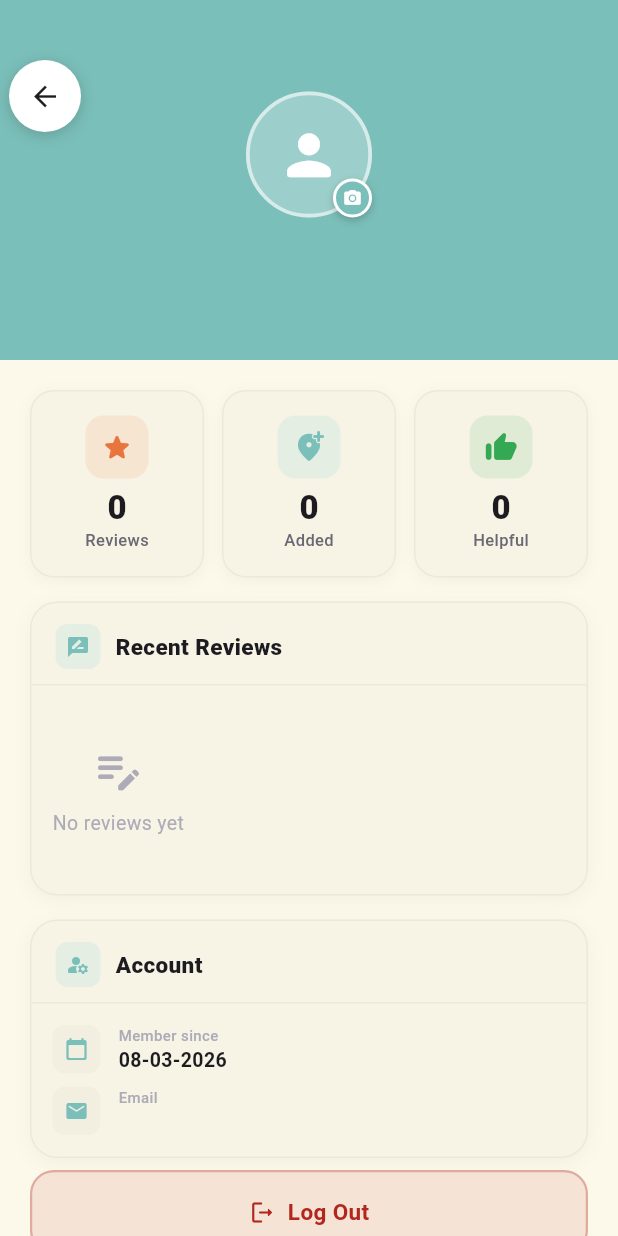
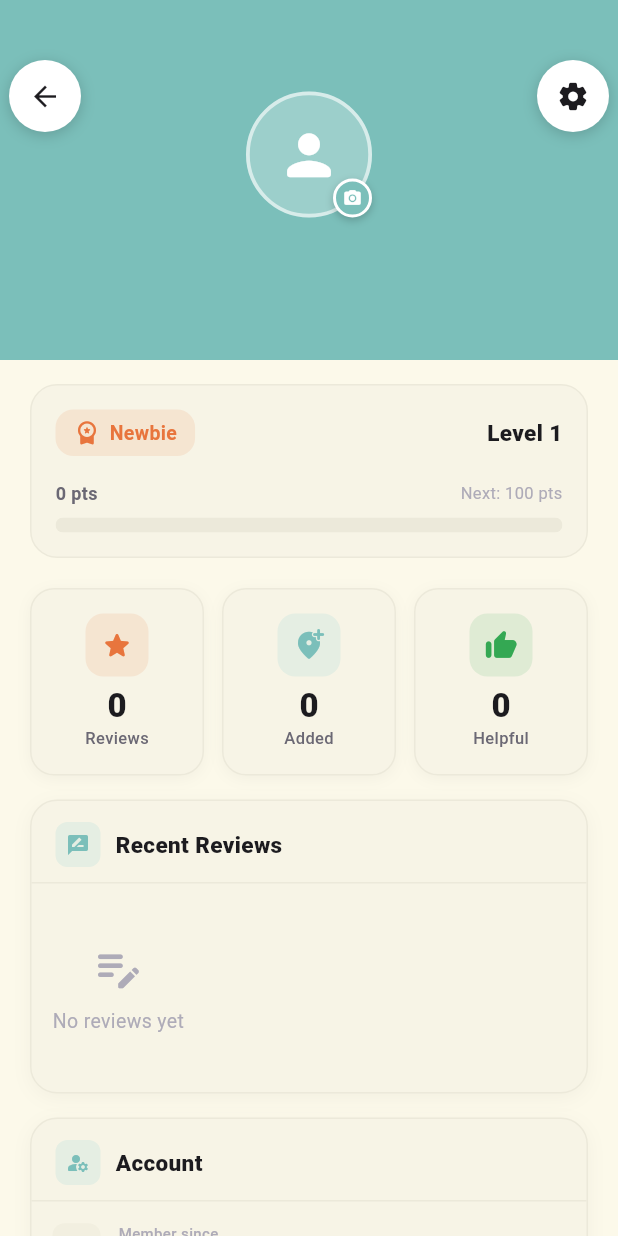
Before and after one commit to chaoticJester/01418342-Project-RestroomNearU, a Flutter app: the ProfilePage screen opened by its route, on a phone screen of 412 x 824 dp. Run offline on Flutter 3.47's test engine with Material 3 defaults, Android fonts, the phone set to English and light mode, and no system bars; our stand-ins replace cloud_firestore, firebase_auth, firebase_core, firebase_storage, flutter_dotenv, font_awesome_flutter and 4 more; accounts and stored records are empty; network calls fail.

Commit message:
Add profile setting

```diff
--- a/lib/models/user_model.dart
+++ b/lib/models/user_model.dart
@@ -8,6 +8,7 @@ class UserModel {
   final int totalReviews;
   final int totalAdded;
   final int totalHelpful;
+  final int points; // Added for Level system
   final List<String> reviewIds;
   final String? photoUrl;
   final List<String> favoriteRestrooms;
@@ -20,10 +21,32 @@ class UserModel {
     this.totalReviews = 0,
     this.totalAdded = 0,
     this.totalHelpful = 0,
+    this.points = 0, // Default points
     this.reviewIds = const [],
     this.photoUrl,
     this.favoriteRestrooms = const []
   });
+
+  // Calculate level based on points
+  int get level {
+    if (points < 100) return 1;
+    if (points < 300) return 2;
+    if (points < 600) return 3;
+    if (points < 1000) return 4;
+    return 5; // Elite
+  }
+
+  // Get Badge name based on level
+  String get badgeName {
+    switch (level) {
+      case 1: return 'Newbie';
+      case 2: return 'Explorer';
+      case 3: return 'Reviewer';
+      case 4: return 'Expert';
+      case 5: return 'Restroom Legend';
+      default: return 'Newbie';
+    }
+  }
 
   factory UserModel.fromMap(Map<String, dynamic> map) {
     return UserModel(
@@ -37,6 +60,7 @@ class UserModel {
       totalReviews: map['totalReviews']?.toInt() ?? 0,
       totalAdded: map['totalAdded']?.toInt() ?? 0,
       totalHelpful: map['totalHelpful']?.toInt() ?? 0,
+      points: map['points']?.toInt() ?? 0,
       reviewIds: List<String>.from(map['reviewIds'] ?? []),
       photoUrl: map['photoUrl'] as String?,
       favoriteRestrooms: List<String>.from(map['favoriteRestrooms'] ?? []),
@@ -52,9 +76,33 @@ class UserModel {
       'totalReviews': totalReviews,
       'totalAdded': totalAdded,
       'totalHelpful': totalHelpful,
+      'points': points,
       'reviewIds': reviewIds,
       if (photoUrl != null) 'photoUrl': photoUrl,
       'favoriteRestrooms': favoriteRestrooms
     };
   }
+
+  UserModel copyWith({
+    String? displayName,
+    String? photoUrl,
+    int? points,
+    int? totalReviews,
+    int? totalAdded,
+    int? totalHelpful,
+  }) {
+    return UserModel(
+      userId: userId,
+      displayName: displayName ?? this.displayName,
+      email: email,
+      role: role,
+      totalReviews: totalReviews ?? this.totalReviews,
+      totalAdded: totalAdded ?? this.totalAdded,
+      totalHelpful: totalHelpful ?? this.totalHelpful,
+      points: points ?? this.points,
+      reviewIds: reviewIds,
+      photoUrl: photoUrl ?? this.photoUrl,
+      favoriteRestrooms: favoriteRestrooms,
+    );
+  }
 }
--- a/lib/pages/user/profile_page.dart
+++ b/lib/pages/user/profile_page.dart
@@ -8,6 +8,7 @@ import '../../models/review_model.dart';
 import '../../services/user_firestore.dart';
 import '../../services/review_firestore.dart';
 import '../../widgets/profile_avatar_widget.dart';
+import 'profile_settings_page.dart';
 
 // ─────────────────────────────────────────────
 // Design tokens
@@ -27,9 +28,6 @@ class _C {
   static const fieldFill  = Color(0xFFF2EFE0);
 }
 
-// ─────────────────────────────────────────────
-// ProfilePage
-// ─────────────────────────────────────────────
 class ProfilePage extends StatefulWidget {
   const ProfilePage({super.key});
 
@@ -67,7 +65,6 @@ class _ProfilePageState extends State<ProfilePage>
 
   Future<void> _handleLogOut(BuildContext context) async {
     HapticFeedback.mediumImpact();
-    // Confirm dialog
     final confirmed = await showDialog<bool>(
       context: context,
       builder: (ctx) => AlertDialog(
@@ -135,11 +132,18 @@ class _ProfilePageState extends State<ProfilePage>
                         // ── Hero header ──────────────────────
                         SliverToBoxAdapter(
                           child: _HeroHeader(
-                            displayName: user.displayName,
-                            email: user.email,
-                            photoUrl: user.photoUrl,
+                            user: user,
                             onBack: () => Navigator.of(context).pop(),
+                            onSettings: () => Navigator.push(
+                              context,
+                              MaterialPageRoute(builder: (_) => ProfileSettingsPage(user: user)),
                             ),
+                          ),
+                        ),
+
+                        // ── Level & Points Section ───────────
+                        SliverToBoxAdapter(
+                          child: _LevelCard(user: user),
                         ),
 
                         // ── Stats row ────────────────────────
@@ -168,36 +172,7 @@ class _ProfilePageState extends State<ProfilePage>
                                       if (reviews.length > 3)
                                         TextButton(
                                           onPressed: () {
-                                            showModalBottomSheet(
-                                              context: context,
-                                              isScrollControlled: true,
-                                              backgroundColor: _C.bg,
-                                              shape: const RoundedRectangleBorder(
-                                                borderRadius: BorderRadius.vertical(top: Radius.circular(20)),
-                                              ),
-                                              builder: (_) => DraggableScrollableSheet(
-                                                expand: false,
-                                                initialChildSize: 0.7,
-                                                maxChildSize: 0.95,
-                                                builder: (_, scrollCtrl) => Column(
-                                                  children: [
-                                                    const SizedBox(height: 12),
-                                                    Container(width: 40, height: 4, decoration: BoxDecoration(color: _C.divider, borderRadius: BorderRadius.circular(2))),
-                                                    const SizedBox(height: 12),
-                                                    const Text('All Reviews', style: TextStyle(fontSize: 16, fontWeight: FontWeight.w800, color: _C.textDark)),
-                                                    const SizedBox(height: 8),
-                                                    Expanded(
-                                                      child: ListView.builder(
-                                                        controller: scrollCtrl,
-                                                        padding: const EdgeInsets.all(16),
-                                                        itemCount: reviews.length,
-                                                        itemBuilder: (_, i) => _ReviewTile(review: reviews[i]),
-                                                      ),
-                                                    ),
-                                                  ],
-                                                ),
-                                              ),
-                                            );
+                                            _showAllReviews(context, reviews);
                                           },
                                           child: Text(
                                             'See all ${reviews.length} reviews →',
@@ -242,6 +217,39 @@ class _ProfilePageState extends State<ProfilePage>
     );
   }
 
+  void _showAllReviews(BuildContext context, List<ReviewModel> reviews) {
+    showModalBottomSheet(
+      context: context,
+      isScrollControlled: true,
+      backgroundColor: _C.bg,
+      shape: const RoundedRectangleBorder(
+        borderRadius: BorderRadius.vertical(top: Radius.circular(20)),
+      ),
+      builder: (_) => DraggableScrollableSheet(
+        expand: false,
+        initialChildSize: 0.7,
+        maxChildSize: 0.95,
+        builder: (_, scrollCtrl) => Column(
+          children: [
+            const SizedBox(height: 12),
+            Container(width: 40, height: 4, decoration: BoxDecoration(color: _C.divider, borderRadius: BorderRadius.circular(2))),
+            const SizedBox(height: 12),
+            const Text('All Reviews', style: TextStyle(fontSize: 16, fontWeight: FontWeight.w800, color: _C.textDark)),
+            const SizedBox(height: 8),
+            Expanded(
+              child: ListView.builder(
+                controller: scrollCtrl,
+                padding: const EdgeInsets.all(16),
+                itemCount: reviews.length,
+                itemBuilder: (_, i) => _ReviewTile(review: reviews[i]),
+              ),
+            ),
+          ],
+        ),
+      ),
+    );
+  }
+
   Widget _emptyState(String text, IconData icon) {
     return Padding(
       padding: const EdgeInsets.symmetric(vertical: 24),
@@ -258,50 +266,111 @@ class _ProfilePageState extends State<ProfilePage>
 }
 
 // ─────────────────────────────────────────────
+// Level Card
+// ─────────────────────────────────────────────
+class _LevelCard extends StatelessWidget {
+  final UserModel user;
+  const _LevelCard({required this.user});
+
+  @override
+  Widget build(BuildContext context) {
+    final nextLevelPoints = user.level == 1 ? 100 : (user.level == 2 ? 300 : (user.level == 3 ? 600 : 1000));
+    final progress = (user.points / nextLevelPoints).clamp(0.0, 1.0);
+
+    return Padding(
+      padding: const EdgeInsets.fromLTRB(20, 16, 20, 0),
+      child: Container(
+        padding: const EdgeInsets.all(16),
+        decoration: BoxDecoration(
+          color: _C.card,
+          borderRadius: BorderRadius.circular(18),
+          border: Border.all(color: _C.divider, width: 1),
+        ),
+        child: Column(
+          children: [
+            Row(
+              children: [
+                Container(
+                  padding: const EdgeInsets.symmetric(horizontal: 12, vertical: 6),
+                  decoration: BoxDecoration(
+                    color: _C.orange.withOpacity(0.12),
+                    borderRadius: BorderRadius.circular(12),
+                  ),
+                  child: Row(
+                    children: [
+                      const Icon(Icons.workspace_premium_rounded, color: _C.orange, size: 18),
+                      const SizedBox(width: 6),
+                      Text(user.badgeName, style: const TextStyle(color: _C.orange, fontWeight: FontWeight.bold, fontSize: 13)),
+                    ],
+                  ),
+                ),
+                const Spacer(),
+                Text('Level ${user.level}', style: const TextStyle(fontWeight: FontWeight.w800, fontSize: 15, color: _C.textDark)),
+              ],
+            ),
+            const SizedBox(height: 16),
+            Row(
+              children: [
+                Text('${user.points} pts', style: const TextStyle(fontWeight: FontWeight.bold, fontSize: 12, color: _C.textMid)),
+                const Spacer(),
+                Text('Next: $nextLevelPoints pts', style: const TextStyle(fontSize: 11, color: _C.textLight)),
+              ],
+            ),
+            const SizedBox(height: 8),
+            ClipRRect(
+              borderRadius: BorderRadius.circular(10),
+              child: LinearProgressIndicator(
+                value: progress,
+                minHeight: 10,
+                backgroundColor: _C.divider,
+                valueColor: const AlwaysStoppedAnimation<Color>(_C.tealDark),
+              ),
+            ),
+          ],
+        ),
+      ),
+    );
+  }
+}
+
+// ─────────────────────────────────────────────
 // Hero Header
 // ─────────────────────────────────────────────
 class _HeroHeader extends StatelessWidget {
-  final String displayName;
-  final String email;
-  final String? photoUrl;
+  final UserModel user;
   final VoidCallback onBack;
+  final VoidCallback onSettings;
 
   const _HeroHeader({
-    required this.displayName,
-    required this.email,
+    required this.user,
     required this.onBack,
-    this.photoUrl,
+    required this.onSettings,
   });
 
   @override
   Widget build(BuildContext context) {
     return Stack(
       children: [
-        // Gradient background
         Container(
           height: 240,
           width: double.infinity,
           decoration: const BoxDecoration(
             color: Color(0xFF7BBFBA),
           ),
-          child: Stack(
-            children: [
-              // Avatar + name
-              Center(
+          child: Center(
             child: Column(
               mainAxisAlignment: MainAxisAlignment.center,
               children: [
                 const SizedBox(height: 28),
-                    // ✅ Profile avatar with upload support
                 ProfileAvatarWidget(
-                      photoUrl: photoUrl,
+                  photoUrl: user.photoUrl,
                   size: 84,
                   showEditButton: true,
                   isAdmin: false,
                 ),
                 const SizedBox(height: 12),
                 Text(
-                      displayName,
+                  user.displayName,
                   style: const TextStyle(
                     fontSize: 20,
                     fontWeight: FontWeight.w800,
@@ -311,7 +380,7 @@ class _HeroHeader extends StatelessWidget {
                 ),
                 const SizedBox(height: 4),
                 Text(
-                      email,
+                  user.email,
                   style: TextStyle(
                     fontSize: 12,
                     color: Colors.white.withOpacity(0.85),
@@ -321,21 +390,41 @@ class _HeroHeader extends StatelessWidget {
               ],
             ),
           ),
-            ],
-          ),
         ),
 
-        // Back button — same style as RestroomDetailPage
         Positioned(
           top: 40,
           left: 6,
           child: SafeArea(
-            child: Material(
+            child: _HeaderIconButton(icon: Icons.arrow_back, onTap: onBack),
+          ),
+        ),
+
+        Positioned(
+          top: 40,
+          right: 6,
+          child: SafeArea(
+            child: _HeaderIconButton(icon: Icons.settings_rounded, onTap: onSettings),
+          ),
+        ),
+      ],
+    );
+  }
+}
+
+class _HeaderIconButton extends StatelessWidget {
+  final IconData icon;
+  final VoidCallback onTap;
+  const _HeaderIconButton({required this.icon, required this.onTap});
+
+  @override
+  Widget build(BuildContext context) {
+    return Material(
       color: Colors.transparent,
       child: InkWell(
         onTap: () {
           HapticFeedback.lightImpact();
-                  onBack();
+          onTap();
         },
         borderRadius: BorderRadius.circular(24),
         child: Container(
@@ -345,24 +434,14 @@ class _HeroHeader extends StatelessWidget {
             color: Colors.white,
             shape: BoxShape.circle,
             boxShadow: [
-                      BoxShadow(
-                        color: Colors.black.withOpacity(0.18),
-                        blurRadius: 8,
-                        offset: const Offset(0, 2),
-                      ),
+              BoxShadow(color: Colors.black.withOpacity(0.18), blurRadius: 8, offset: const Offset(0, 2)),
             ],
           ),
-                  child: const Icon(Icons.arrow_back,
-                      size: 22, color: _C.textDark),
+          child: Icon(icon, size: 22, color: _C.textDark),
         ),
       ),
-            ),
-          ),
-        ),
-      ],
     );
   }
-
 }
 
 // ─────────────────────────────────────────────
@@ -482,9 +561,6 @@ class _StatCard extends StatelessWidget {
   }
 }
 
-// ─────────────────────────────────────────────
-// Reusable Section Card
-// ─────────────────────────────────────────────
 class _SectionCard extends StatelessWidget {
   final String title;
   final IconData icon;
@@ -517,7 +593,6 @@ class _SectionCard extends StatelessWidget {
         child: Column(
           crossAxisAlignment: CrossAxisAlignment.start,
           children: [
-            // Section header
             Padding(
               padding: const EdgeInsets.fromLTRB(16, 14, 16, 10),
               child: Row(
@@ -544,7 +619,6 @@ class _SectionCard extends StatelessWidget {
               ),
             ),
             Divider(color: _C.divider, height: 1, thickness: 1),
-            // Content
             Padding(
               padding: const EdgeInsets.all(14),
               child: child,
@@ -556,9 +630,6 @@ class _SectionCard extends StatelessWidget {
   }
 }
 
-// ─────────────────────────────────────────────
-// Review Tile
-// ─────────────────────────────────────────────
 class _ReviewTile extends StatelessWidget {
   final ReviewModel review;
   const _ReviewTile({required this.review});
@@ -596,7 +667,6 @@ class _ReviewTile extends StatelessWidget {
         child: Row(
           crossAxisAlignment: CrossAxisAlignment.start,
           children: [
-            // Thumbnail
             Container(
               width: 46,
               height: 46,
@@ -628,7 +698,6 @@ class _ReviewTile extends StatelessWidget {
                           ),
                         ),
                       ),
-                      // Star + rating chip
                       Container(
                         padding: const EdgeInsets.symmetric(
                             horizontal: 7, vertical: 3),
@@ -676,7 +745,7 @@ class _ReviewTile extends StatelessWidget {
                       Icon(Icons.thumb_up_alt_outlined,
                           size: 11, color: _C.textLight),
                       const SizedBox(width: 3),
-                      Text('${review.totalLikes}',
+                      Text('${review.helpfulCount}',
                           style: const TextStyle(
                               fontSize: 10, color: _C.textLight)),
                     ],
@@ -691,9 +760,6 @@ class _ReviewTile extends StatelessWidget {
   }
 }
 
-// ─────────────────────────────────────────────
-// Account Info
-// ─────────────────────────────────────────────
 class _AccountInfo extends StatelessWidget {
   final String email;
   final DateTime? createdAt;
@@ -771,9 +837,6 @@ class _InfoRow extends StatelessWidget {
   }
 }
 
-// ─────────────────────────────────────────────
-// Log Out Button
-// ─────────────────────────────────────────────
 class _LogOutButton extends StatefulWidget {
   final VoidCallback onTap;
   const _LogOutButton({required this.onTap});
```
Also changed, not shown: lib/pages/user/profile_settings_page.dart (added, +161 -0 lines), lib/providers/app_auth_provider.dart (+15 -3 lines), lib/services/user_firestore.dart (+34 -18 lines). Lines whose indentation alone changed are shown as unchanged.
